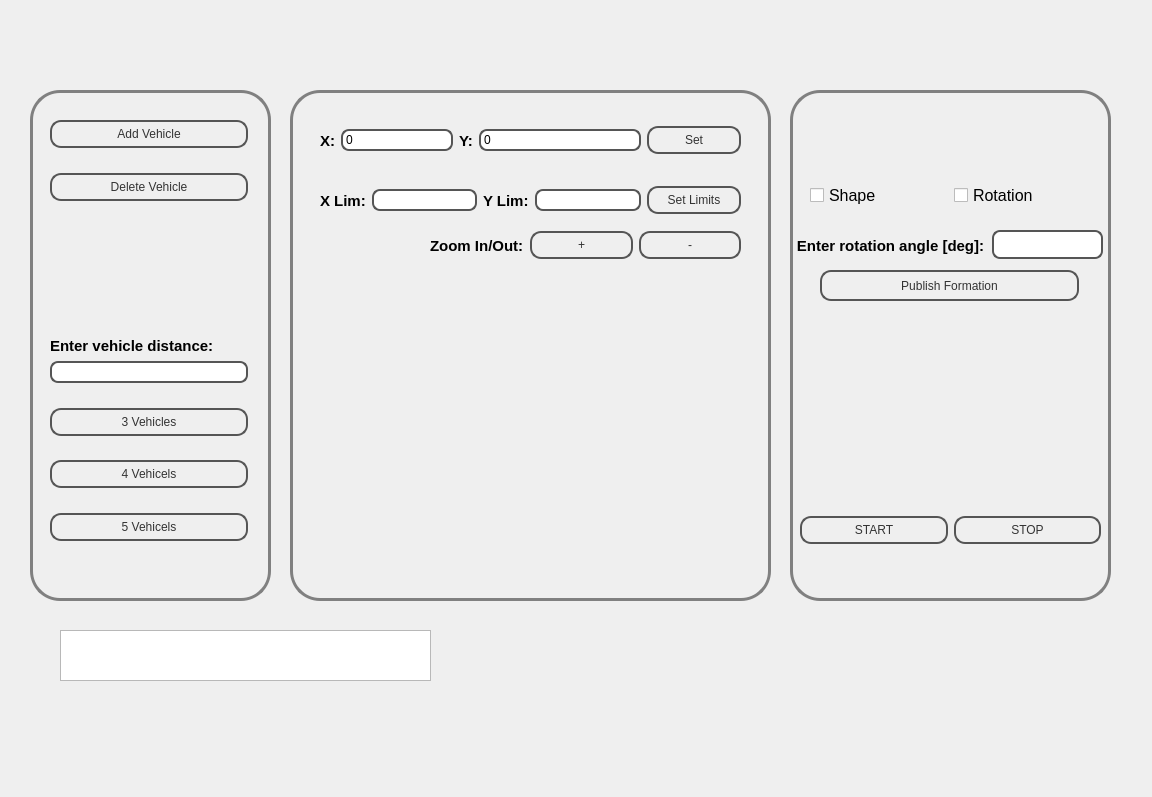
starjer/veh_control, file resource/formation_control.ui: the form before one commit.
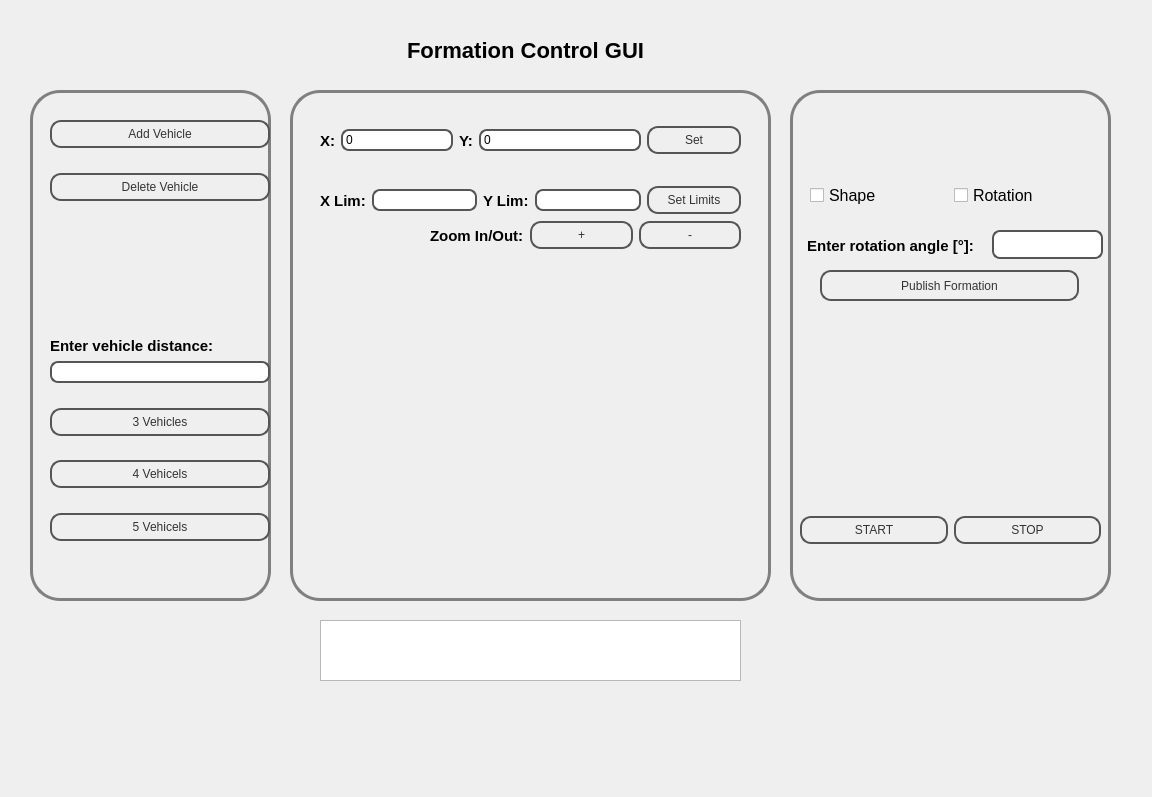
The form after the commit.

Commit message: fixed: inicijalizacija matrica, inicijalizacija vozila (vehLehngth, vehHight), prikaz pozicije (decimalna mjesta), pravilni peterokut (veh5_formation), text offset, promene u .ui fileu, izmjenjeno ime plugina (Formation Control GUI, dodan naslov, kut postavljen na 0 pri inicijalizaciji

```diff
--- a/resource/formation_control.ui
+++ b/resource/formation_control.ui
@@ -127,6 +127,11 @@
 font-weight: bold;
 font-size: 15px;
 }
+
+#titleLabel {
+font-weight: bold;
+font-size: 22px;
+}
 </string>
   </property>
   <widget class="QWidget" name="verticalLayoutWidget">
@@ -160,7 +165,7 @@
      <rect>
       <x>20</x>
       <y>30</y>
-      <width>198</width>
+      <width>220</width>
       <height>421</height>
      </rect>
     </property>
@@ -625,7 +630,7 @@
      </rect>
     </property>
     <property name="text">
-     <string>Enter rotation angle [deg]:</string>
+     <string>Enter rotation angle [°]:</string>
     </property>
     <property name="alignment">
      <set>Qt::AlignCenter</set>
@@ -635,10 +640,10 @@
   <widget class="QPlainTextEdit" name="plainTextEdit">
    <property name="geometry">
     <rect>
-     <x>60</x>
-     <y>630</y>
-     <width>371</width>
-     <height>51</height>
+     <x>320</x>
+     <y>620</y>
+     <width>421</width>
+     <height>61</height>
     </rect>
    </property>
   </widget>
@@ -646,7 +651,7 @@
    <property name="geometry">
     <rect>
      <x>530</x>
-     <y>220</y>
+     <y>210</y>
      <width>211</width>
      <height>51</height>
     </rect>
@@ -672,7 +677,7 @@
    <property name="geometry">
     <rect>
      <x>430</x>
-     <y>230</y>
+     <y>220</y>
      <width>101</width>
      <height>31</height>
     </rect>
@@ -681,6 +686,29 @@
     <string>Zoom In/Out:</string>
    </property>
   </widget>
+  <widget class="QLabel" name="titleLabel">
+   <property name="geometry">
+    <rect>
+     <x>390</x>
+     <y>30</y>
+     <width>271</width>
+     <height>41</height>
+    </rect>
+   </property>
+   <property name="font">
+    <font>
+     <pointsize>-1</pointsize>
+     <weight>75</weight>
+     <bold>true</bold>
+    </font>
+   </property>
+   <property name="text">
+    <string>Formation Control GUI</string>
+   </property>
+   <property name="alignment">
+    <set>Qt::AlignCenter</set>
+   </property>
+  </widget>
   <zorder>rightFrame</zorder>
   <zorder>centerFrame</zorder>
   <zorder>verticalLayoutWidget</zorder>
```
Left out of the diff: 1 changed line with no effect on the pictures. The commit also changes 3 other files.
